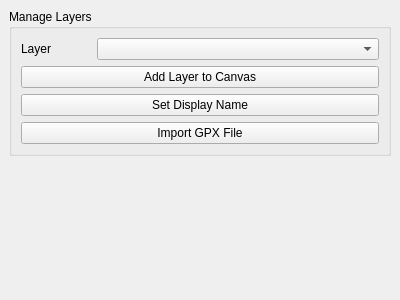
Qt form ui/ui_edit_stdm_layer.ui (gltn/stdm) before a commit.
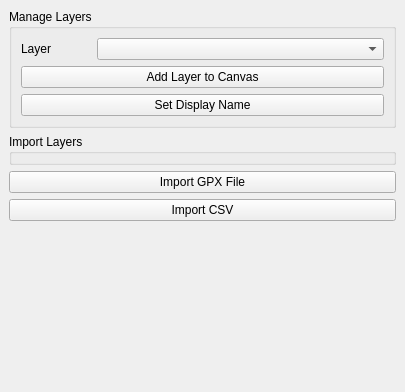
The same form after that commit.

```diff
--- a/ui/ui_edit_stdm_layer.ui
+++ b/ui/ui_edit_stdm_layer.ui
@@ -6,8 +6,8 @@
    <rect>
     <x>0</x>
     <y>0</y>
-    <width>400</width>
-    <height>300</height>
+    <width>405</width>
+    <height>392</height>
    </rect>
   </property>
   <property name="windowTitle">
@@ -15,6 +15,26 @@
   </property>
   <widget class="QWidget" name="dockWidgetContents">
    <layout class="QGridLayout" name="gridLayout_2">
+    <item row="3" column="0">
+     <widget class="QPushButton" name="pushButton">
+      <property name="text">
+       <string>Import CSV</string>
+      </property>
+     </widget>
+    </item>
+    <item row="4" column="0">
+     <spacer name="verticalSpacer">
+      <property name="orientation">
+       <enum>Qt::Vertical</enum>
+      </property>
+      <property name="sizeHint" stdset="0">
+       <size>
+        <width>20</width>
+        <height>119</height>
+       </size>
+      </property>
+     </spacer>
+    </item>
     <item row="0" column="0">
      <widget class="QGroupBox" name="groupBox">
       <property name="sizeIncrement">
@@ -73,28 +93,22 @@
          </property>
         </widget>
        </item>
-       <item row="3" column="0" colspan="2">
-        <widget class="QPushButton" name="import_gpx_file_button">
-         <property name="text">
-          <string>Import GPX File</string>
-         </property>
-        </widget>
-       </item>
       </layout>
      </widget>
     </item>
+    <item row="1" column="0">
+     <widget class="QGroupBox" name="groupBox_2">
+      <property name="title">
+       <string>Import Layers</string>
+      </property>
+     </widget>
+    </item>
     <item row="2" column="0">
-     <spacer name="verticalSpacer">
-      <property name="orientation">
-       <enum>Qt::Vertical</enum>
+     <widget class="QPushButton" name="import_gpx_file_button">
+      <property name="text">
+       <string>Import GPX File</string>
       </property>
-      <property name="sizeHint" stdset="0">
-       <size>
-        <width>20</width>
-        <height>119</height>
-       </size>
-      </property>
-     </spacer>
+     </widget>
     </item>
    </layout>
   </widget>
```
